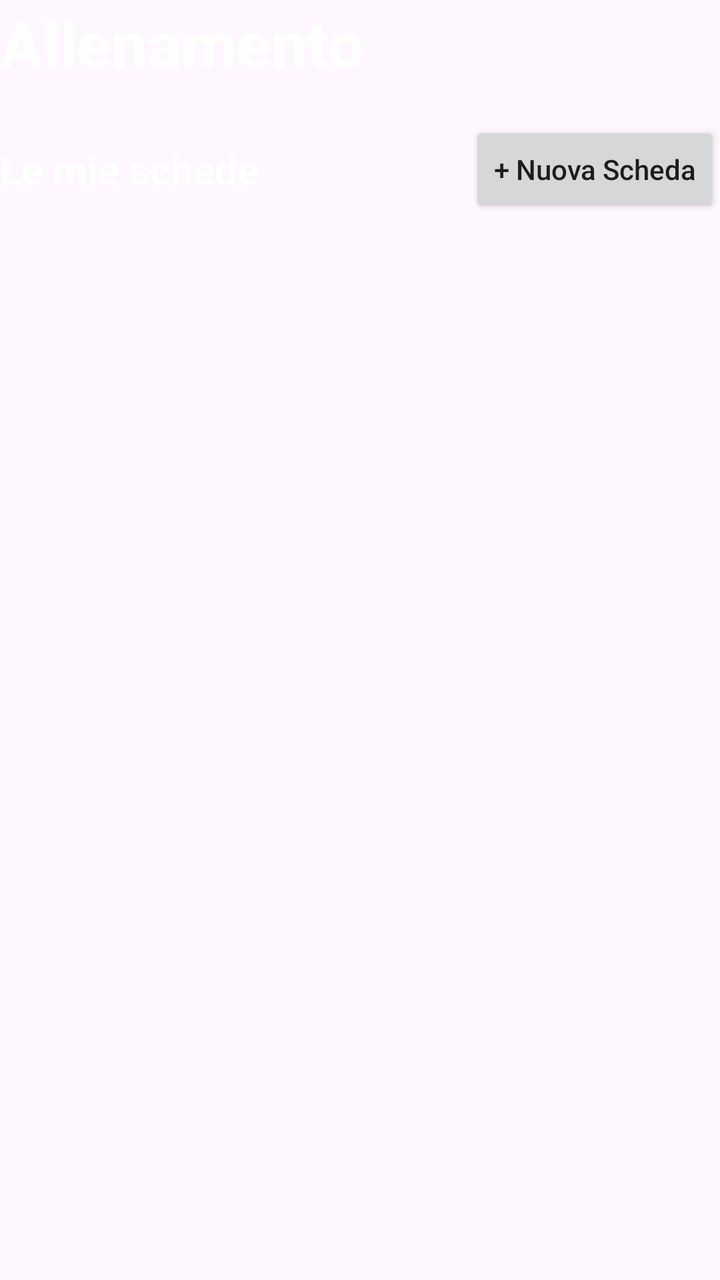
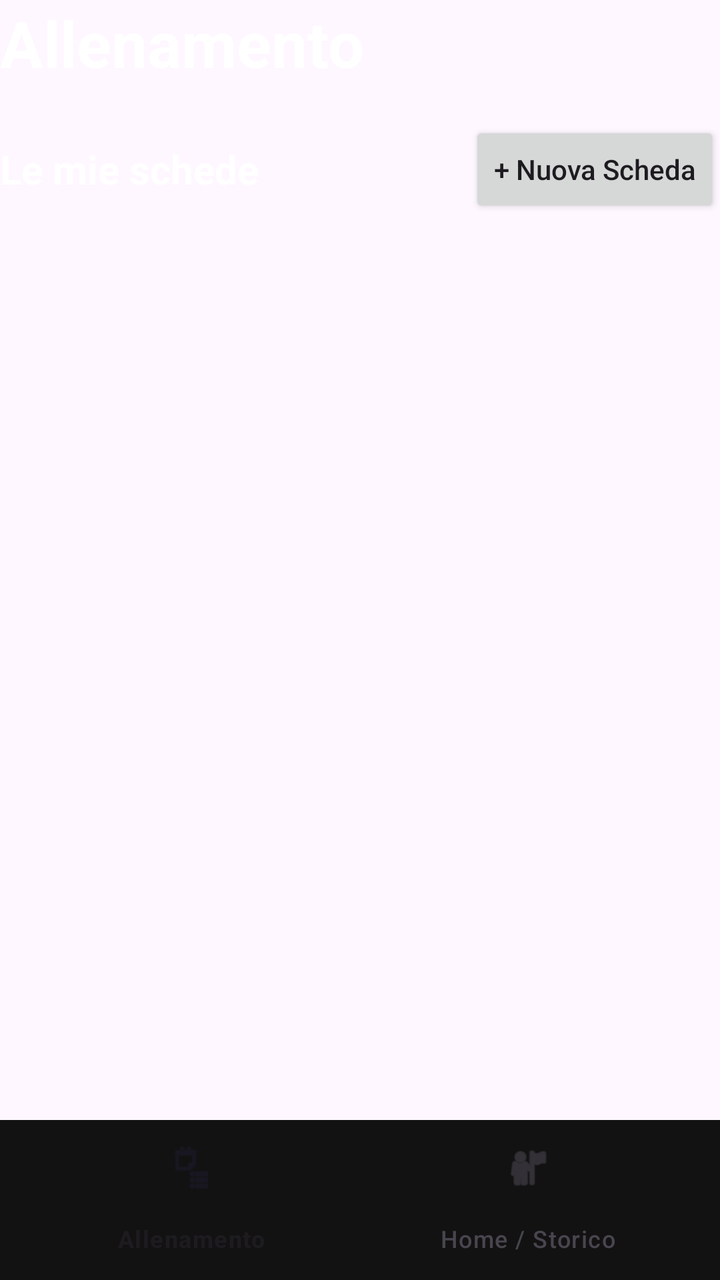

Screens rendered from an Android XML layout before and after an edit, with the pre-edit source and the edit as a unified diff.
<!-- AndroidManifest.xml: application theme Theme.Train2gether -->
<!-- res/layout/activity_main.xml -->
<?xml version="1.0" encoding="utf-8"?>
<androidx.constraintlayout.widget.ConstraintLayout
    xmlns:android="http://schemas.android.com/apk/res/android"
    xmlns:app="http://schemas.android.com/apk/res-auto"
    android:id="@+id/main"
    android:layout_width="match_parent"
    android:layout_height="match_parent">

    
    <TextView
        android:id="@+id/txtTitoloAllenamento"
        android:layout_width="wrap_content"
        android:layout_height="wrap_content"
        android:text="Allenamento"
        android:textColor="@android:color/white"
        android:textSize="32sp"
        android:textStyle="bold"
        app:layout_constraintStart_toStartOf="parent"
        app:layout_constraintTop_toTopOf="parent" />

    
    <TextView
        android:id="@+id/txtSezioneSchede"
        android:layout_width="wrap_content"
        android:layout_height="wrap_content"
        android:layout_marginTop="28dp"
        android:text="Le mie schede"
        android:textColor="@android:color/white"
        android:textSize="20sp"
        android:textStyle="bold"
        app:layout_constraintStart_toStartOf="parent"
        app:layout_constraintTop_toBottomOf="@id/txtTitoloAllenamento" />

    
    <Button
        android:id="@+id/btnNuovaScheda"
        android:layout_width="wrap_content"
        android:layout_height="wrap_content"
        android:text="+ Nuova Scheda"
        android:textAllCaps="false"
        app:layout_constraintBottom_toBottomOf="@id/txtSezioneSchede"
        app:layout_constraintEnd_toEndOf="parent"
        app:layout_constraintTop_toTopOf="@id/txtSezioneSchede" />

    
    <androidx.recyclerview.widget.RecyclerView
        android:id="@+id/recyclerViewMainSchede"
        android:layout_width="0dp"
        android:layout_height="0dp"
        android:layout_marginTop="16dp"
        android:clipToPadding="false"
        android:paddingBottom="16dp"
        app:layout_constraintBottom_toBottomOf="parent"
        app:layout_constraintEnd_toEndOf="parent"
        app:layout_constraintStart_toStartOf="parent"
        app:layout_constraintTop_toBottomOf="@id/txtSezioneSchede" />

</androidx.constraintlayout.widget.ConstraintLayout>
<!-- resources referenced by this layout -->
<resources>
  <style name="Theme.Train2gether" parent="Base.Theme.Train2gether" />
  <style name="Base.Theme.Train2gether" parent="Theme.Material3.DayNight.NoActionBar">
          
          
      </style>
</resources>

<!-- the commit's change to res/layout/activity_main.xml (unified diff, before → after) -->
@@ -50,9 +50,20 @@
         android:layout_marginTop="16dp"
         android:clipToPadding="false"
         android:paddingBottom="16dp"
-        app:layout_constraintBottom_toBottomOf="parent"
+        app:layout_constraintBottom_toTopOf="@id/bottomNavigation"
         app:layout_constraintEnd_toEndOf="parent"
         app:layout_constraintStart_toStartOf="parent"
         app:layout_constraintTop_toBottomOf="@id/txtSezioneSchede" />
 
+    
+    <com.google.android.material.bottomnavigation.BottomNavigationView
+        android:id="@+id/bottomNavigation"
+        android:layout_width="match_parent"
+        android:layout_height="wrap_content"
+        android:background="#121212"
+        app:menu="@menu/bottom_nav_menu"
+        app:layout_constraintBottom_toBottomOf="parent"
+        app:layout_constraintStart_toStartOf="parent"
+        app:layout_constraintEnd_toEndOf="parent" />
+
 </androidx.constraintlayout.widget.ConstraintLayout>
